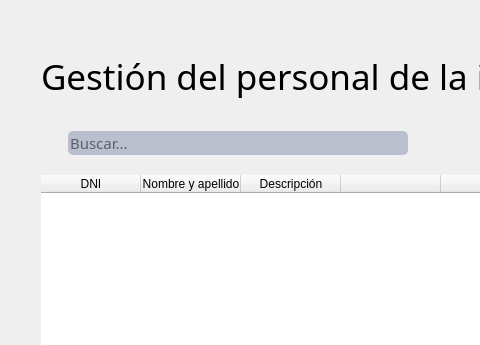
This is blustock/ui/screens_uis/otro_personal.ui in MaxAPBusiness/Blustock as Qt 5 draws it before an edit; both pictures show x 0 to 480 and y 0 to 345 of the 719 by 547 pixel window. The edited form follows.
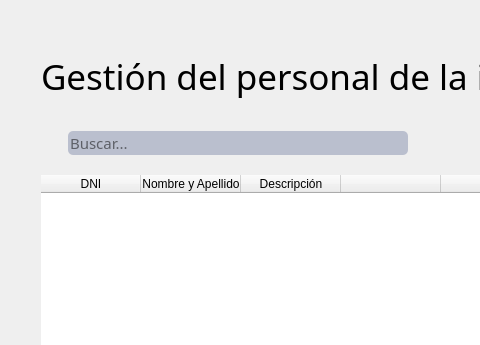
This is the edited form. Icons and pictures are not drawn.

Commit message:
Correcciones menores
borre el total de stock
Puse en mayúscula el apellido
Revisar cuáles son las columnas con prioridad

The edit to the form file:
```diff
--- a/blustock/ui/screens_uis/otro_personal.ui
+++ b/blustock/ui/screens_uis/otro_personal.ui
@@ -273,7 +273,7 @@
        </column>
        <column>
         <property name="text">
-         <string>Nombre y apellido</string>
+         <string>Nombre y Apellido</string>
         </property>
        </column>
        <column>
```
The commit also changes 1 other file.
